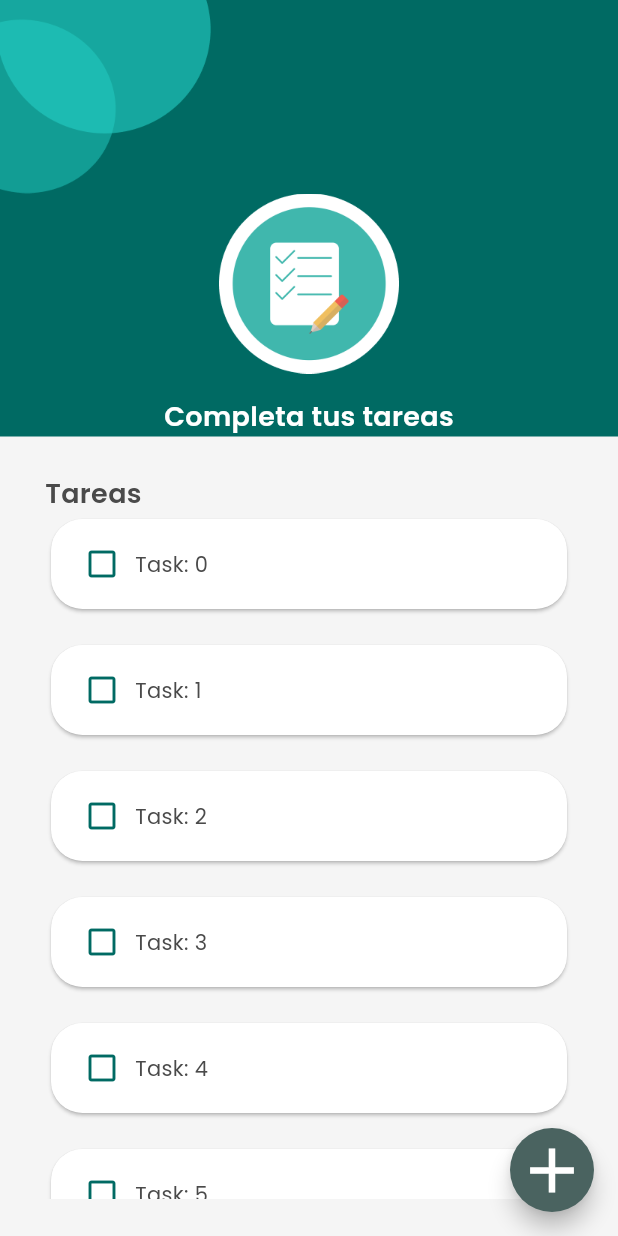
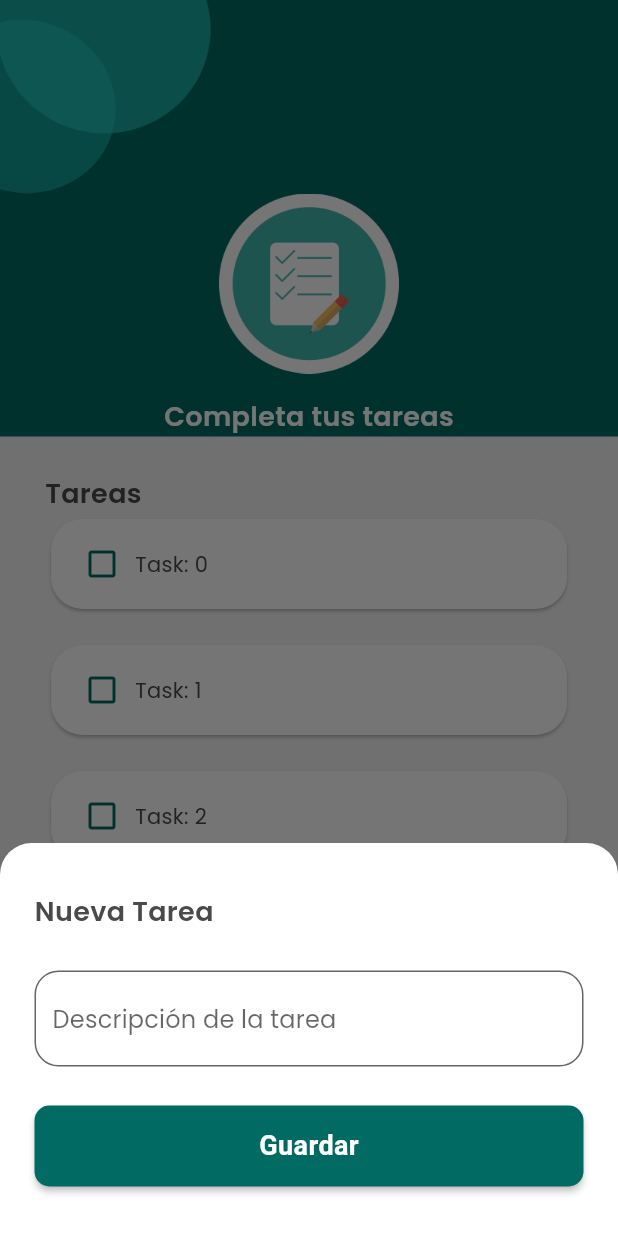
Before and after one commit to toballatorre/todo_list, a Flutter app: the TaskListPage screen opened directly, after a tap on the "add" icon, on a phone screen of 412 x 824 dp. Run offline on Flutter 3.47's test engine with Material 3 defaults, Android fonts, the phone set to English and light mode, and no system bars.

Commit message:
Crea formulario para crear task

```diff
--- a/lib/app/views/task_list/task_list_page.dart
+++ b/lib/app/views/task_list/task_list_page.dart
@@ -11,14 +11,62 @@ class TaskListPage extends StatelessWidget {
     return Scaffold(
       body: const Column(
         crossAxisAlignment: CrossAxisAlignment.start,
-        children: [_Header(), Expanded(child: _TaskList())],
+        children: [
+          _Header(),
+          Expanded(child: _TaskList()),
+        ],
       ),
       floatingActionButton: FloatingActionButton(
-        onPressed: () {},
+        onPressed: () => _showNewTaskModal(context),
         child: const Icon(
           Icons.add,
           size: 50,
         ),
+      ),
+    );
+  }
+
+  void _showNewTaskModal(BuildContext context) {
+    showModalBottomSheet(
+      isScrollControlled: true,
+      context: context,
+      builder: (context) => const _NewTaskModal(),
+    );
+  }
+}
+
+class _NewTaskModal extends StatelessWidget {
+  const _NewTaskModal();
+
+  @override
+  Widget build(BuildContext context) {
+    return Container(
+      decoration: const BoxDecoration(
+        borderRadius: BorderRadius.vertical(top: Radius.circular(21)),
+        color: Colors.white,
+      ),
+      padding: const EdgeInsets.symmetric(vertical: 33, horizontal: 23),
+      child: Column(
+        crossAxisAlignment: CrossAxisAlignment.start,
+        mainAxisSize: MainAxisSize.min,
+        children: [
+          const H1('Nueva Tarea'),
+          const SizedBox(height: 26),
+          TextField(
+            decoration: InputDecoration(
+              border:
+                  OutlineInputBorder(borderRadius: BorderRadius.circular(16)),
+              filled: true,
+              fillColor: Colors.white,
+              hintText: 'Descripción de la tarea',
+            ),
+          ),
+          const SizedBox(height: 26),
+          ElevatedButton(
+            onPressed: () {},
+            child: const Text('Guardar'),
+          )
+        ],
       ),
     );
   }
```
Also changed, not shown: lib/app/app.dart (+14 -0 lines), lib/app/repository/task_repository.dart (added, +29 -0 lines), pubspec.lock.
